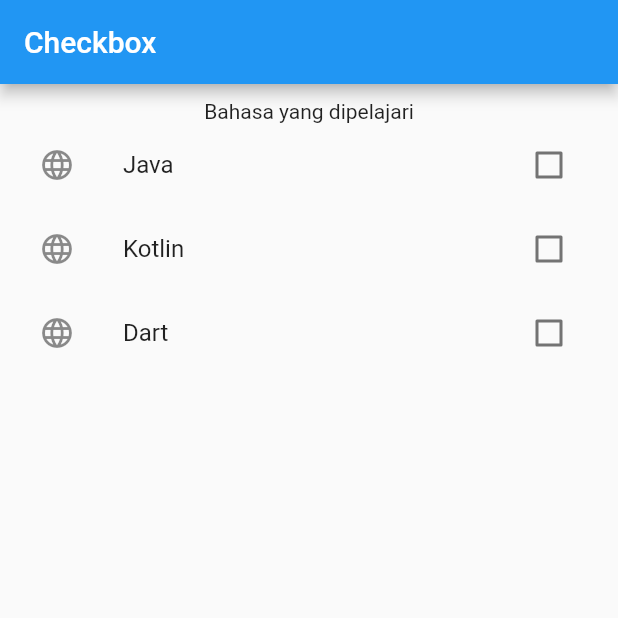
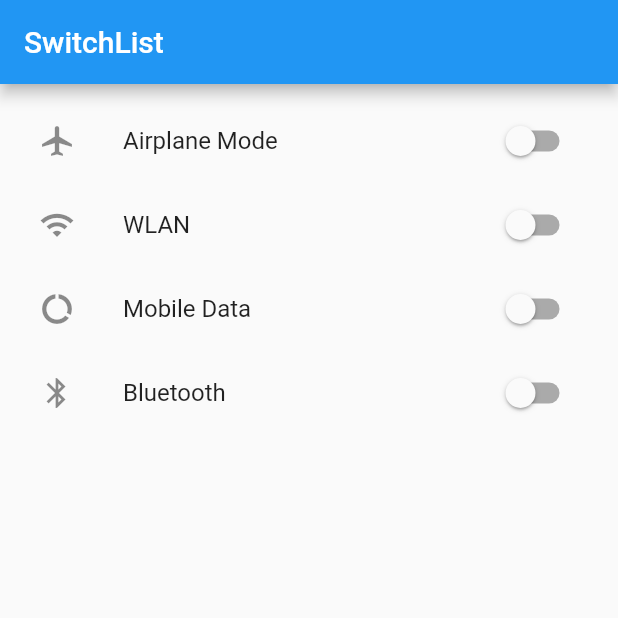
Before and after one commit to hanura13/FlutterProject, a Flutter app: the screen it shows after launch, on a phone screen of 412 x 824 dp, the top half of it. Run offline on Flutter 3.47's test engine with Material 2 defaults, Android fonts, the phone set to English and light mode, and no system bars; missing offline and left inert: dart:ffi; project files that could hold a hidden picture were left out.

Commit message:
Add SwitchList icon

```diff
--- a/lib/main.dart
+++ b/lib/main.dart
@@ -28,79 +28,83 @@ class Home extends StatefulWidget {
 }
 
 class _HomeState extends State<Home> {
-  final List<String> bahasa = ['Java', 'Kotlin', 'Dart'];
+  final List<String> settings = [
+    'Airplane Mode',
+    'WLAN',
+    'Mobile Data',
+    'Bluetooth'
+  ];
+  List<bool> settingValues = [false, false, false, false];
 
-  bool? selected1 = false;
-  bool? selected2 = false;
-  bool? selected3 = false;
-  List<int> list = [];
-
-  void onChanged(bool? value) {
+  void onChangedSwitch1(bool value) {
     setState(() {
-      selected1 = value;
+      settingValues[0] = value;
     });
-    if (value == true)
-      list.add(0);
-    else
-      list.remove(0);
-    print(list);
+    print(settingValues);
   }
 
-  void onChanged2(bool? value) {
+  void onChangedSwitch2(bool value) {
     setState(() {
-      selected2 = value;
+      settingValues[1] = value;
     });
-    if (value == true) {
-      list.add(1);
-    } else {
-      list.remove(1);
-    }
-    print(list);
+    print(settingValues);
   }
 
-  void onChanged3(bool? value) {
+  void onChangedSwitch3(bool value) {
     setState(() {
-      selected3 = value;
+      settingValues[2] = value;
     });
-    if (value == true) {
-      list.add(2);
-    } else {
-      list.remove(2);
-    }
-    print(list);
+    print(settingValues);
+  }
+
+  void onChangedSwitch4(bool value) {
+    setState(() {
+      settingValues[3] = value;
+    });
+    print(settingValues);
   }
 
   @override
   Widget build(BuildContext context) {
     return Scaffold(
       appBar: AppBar(
-        title: const Text('Checkbox'),
+        title: const Text('SwitchList'),
       ),
       body: Container(
         padding: const EdgeInsets.all(10.0),
-        child: Column(
+        child: ListView(
           children: <Widget>[
-            const Text('Bahasa yang dipelajari'),
-            CheckboxListTile(
-              value: selected1,
-              onChanged: onChanged,
-              title: Text(bahasa[0]),
-              activeColor: Colors.red,
-              secondary: const Icon(Icons.language),
+            SwitchListTile(
+              value: settingValues[0],
+              onChanged: (bool value) {
+                onChangedSwitch1(value);
+              },
+              title: Text(settings[0]),
+              secondary: const Icon(Icons.airplanemode_active),
             ),
-            CheckboxListTile(
-              value: selected2,
-              onChanged: onChanged2,
-              title: Text(bahasa[1]),
-              activeColor: Colors.red,
-              secondary: const Icon(Icons.language),
+            SwitchListTile(
+              value: settingValues[1],
+              onChanged: (bool value) {
+                onChangedSwitch2(value);
+              },
+              title: Text(settings[1]),
+              secondary: const Icon(Icons.wifi),
             ),
-            CheckboxListTile(
-              value: selected3,
-              onChanged: onChanged3,
-              title: Text(bahasa[2]),
-              activeColor: Colors.red,
-              secondary: const Icon(Icons.language),
+            SwitchListTile(
+              value: settingValues[2],
+              onChanged: (bool value) {
+                onChangedSwitch3(value);
+              },
+              title: Text(settings[2]),
+              secondary: const Icon(Icons.data_usage),
+            ),
+            SwitchListTile(
+              value: settingValues[3],
+              onChanged: (bool value) {
+                onChangedSwitch4(value);
+              },
+              title: Text(settings[3]),
+              secondary: const Icon(Icons.bluetooth),
             ),
           ],
         ),
```
